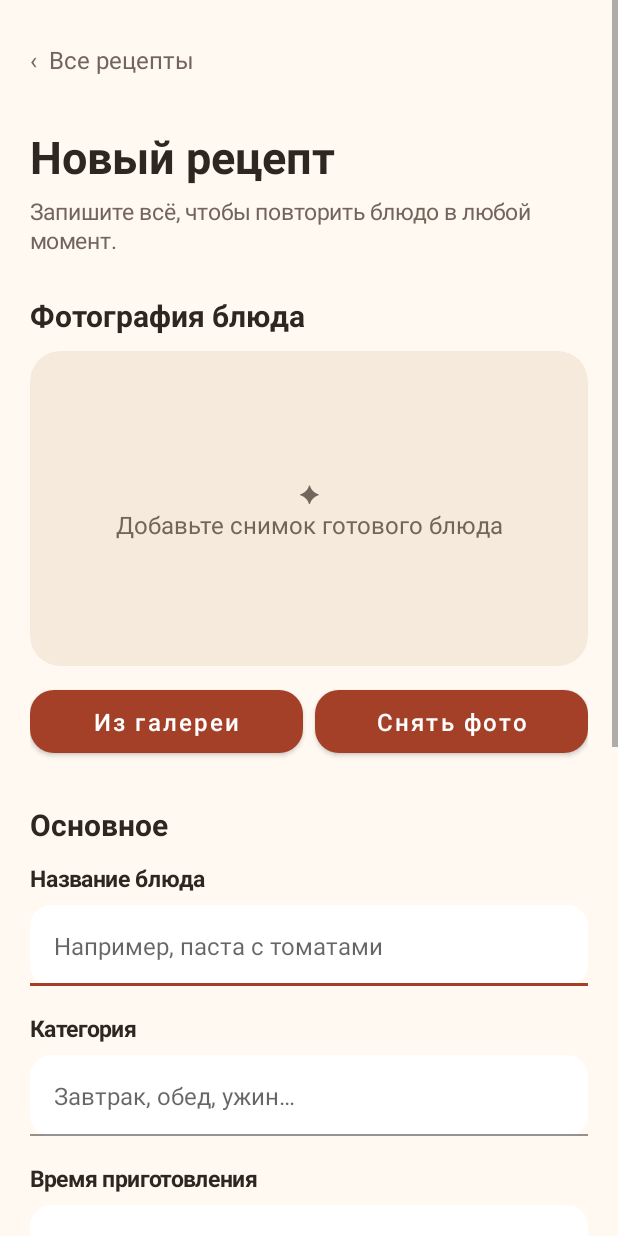
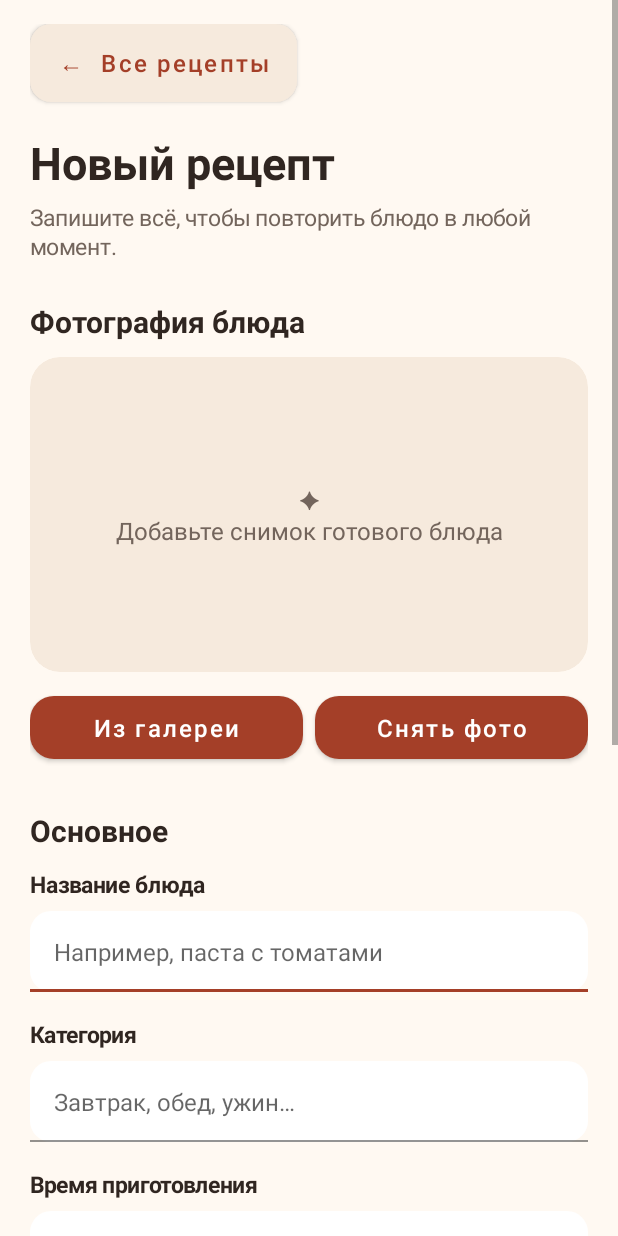
Before and after one commit to sudo-odner/university, an Android app: the screen it shows after launch (EditorActivity), after a tap on "НОВЫЙ РЕЦЕПТ", on a phone screen of 412 x 824 dp. Run offline under Robolectric (Android 15) with nearby library versions, the phone set to English and light mode, and no system bars.

Commit message:
fix(lab4): enlarge and clarify navigation touch targets

```diff
--- a/DSMMP/Lab4/app/src/main/java/com/example/lab4/presentation/catalog/CatalogActivity.java
+++ b/DSMMP/Lab4/app/src/main/java/com/example/lab4/presentation/catalog/CatalogActivity.java
@@ -31,7 +31,7 @@ public class CatalogActivity extends AppCompatActivity {
     private TextView count;
     private EditText search;
     private boolean gridMode;
-    private TextView layoutToggle;
+    private com.google.android.material.button.MaterialButton layoutToggle;
     private List<Recipe> all = new ArrayList<>();
     private android.os.Parcelable scrollState;
     @Override public void onCreate(Bundle state) {
@@ -52,9 +52,12 @@ public class CatalogActivity extends AppCompatActivity {
         LinearLayout heading = new LinearLayout(this); heading.setGravity(Gravity.CENTER_VERTICAL);
         TextView label = Ui.text(this, "Коллекция", 22, true); heading.addView(label, new LinearLayout.LayoutParams(0, -2, 1));
         count = Ui.muted(this, "", 14); heading.addView(count);
-        layoutToggle = Ui.text(this, "▦", 25, false); layoutToggle.setTextColor(Ui.ACCENT);
-        layoutToggle.setGravity(Gravity.CENTER); layoutToggle.setContentDescription("Переключить список и сетку");
-        LinearLayout.LayoutParams toggleParams = new LinearLayout.LayoutParams(Ui.dp(this, 48), Ui.dp(this, 48));
+        layoutToggle = new com.google.android.material.button.MaterialButton(this);
+        layoutToggle.setAllCaps(false); layoutToggle.setTextSize(14); layoutToggle.setTextColor(Ui.ACCENT);
+        layoutToggle.setBackgroundTintList(android.content.res.ColorStateList.valueOf(Ui.SAND));
+        layoutToggle.setCornerRadius(Ui.dp(this, 14)); layoutToggle.setInsetTop(0); layoutToggle.setInsetBottom(0);
+        layoutToggle.setContentDescription("Переключить список и сетку");
+        LinearLayout.LayoutParams toggleParams = new LinearLayout.LayoutParams(Ui.dp(this, 88), Ui.dp(this, 48));
         toggleParams.leftMargin = Ui.dp(this, 12); heading.addView(layoutToggle, toggleParams);
         layoutToggle.setOnClickListener(v -> setGridMode(!gridMode));
         root.addView(heading); Ui.space(root, 14);
@@ -65,7 +68,7 @@ public class CatalogActivity extends AppCompatActivity {
         list.setPadding(0, 0, 0, Ui.dp(this, 84));
         adapter = new RecipeAdapter(id -> startActivity(new Intent(this, DetailActivity.class).putExtra("id", id)));
         list.setAdapter(adapter); adapter.setGridMode(gridMode);
-        layoutToggle.setText(gridMode ? "☰" : "▦"); content.addView(list, new FrameLayout.LayoutParams(-1, -1));
+        layoutToggle.setText(gridMode ? "Список" : "Сетка"); content.addView(list, new FrameLayout.LayoutParams(-1, -1));
         empty = new LinearLayout(this); empty.setOrientation(LinearLayout.VERTICAL); empty.setGravity(Gravity.CENTER);
         empty.setPadding(Ui.dp(this, 24), Ui.dp(this, 30), Ui.dp(this, 24), Ui.dp(this, 30));
         empty.setBackground(Ui.rounded(this, Ui.SAND, 24));
@@ -91,7 +94,7 @@ public class CatalogActivity extends AppCompatActivity {
         gridMode = value; getPreferences(MODE_PRIVATE).edit().putBoolean("grid", value).apply();
         int position = ((LinearLayoutManager)list.getLayoutManager()).findFirstVisibleItemPosition();
         list.setLayoutManager(value ? new GridLayoutManager(this, 2) : new LinearLayoutManager(this));
-        adapter.setGridMode(value); layoutToggle.setText(value ? "☰" : "▦");
+        adapter.setGridMode(value); layoutToggle.setText(value ? "Список" : "Сетка");
         list.getLayoutManager().scrollToPosition(Math.max(0, position));
     }
     private void openEditor() { startActivity(new Intent(this, EditorActivity.class)); }
--- a/DSMMP/Lab4/app/src/main/java/com/example/lab4/presentation/common/Ui.java
+++ b/DSMMP/Lab4/app/src/main/java/com/example/lab4/presentation/common/Ui.java
@@ -35,6 +35,14 @@ public final class Ui {
         b.setCornerRadius(dp(c, 16)); b.setBackgroundTintList(android.content.res.ColorStateList.valueOf(ACCENT));
         b.setTextColor(Color.WHITE); b.setMinHeight(dp(c, 54)); return b;
     }
+    public static MaterialButton backButton(Context c) {
+        MaterialButton b = new MaterialButton(c);
+        b.setText("←  Все рецепты"); b.setAllCaps(false); b.setTextSize(16);
+        b.setTextColor(ACCENT); b.setBackgroundTintList(android.content.res.ColorStateList.valueOf(SAND));
+        b.setCornerRadius(dp(c, 14)); b.setMinWidth(dp(c, 178)); b.setMinHeight(dp(c, 52));
+        b.setInsetTop(0); b.setInsetBottom(0);
+        b.setContentDescription("Вернуться ко всем рецептам"); return b;
+    }
     public static void space(LinearLayout l, int dp) {
         View v = new View(l.getContext()); l.addView(v, new LinearLayout.LayoutParams(1, Ui.dp(l.getContext(), dp)));
     }
--- a/DSMMP/Lab4/app/src/main/java/com/example/lab4/presentation/detail/DetailActivity.java
+++ b/DSMMP/Lab4/app/src/main/java/com/example/lab4/presentation/detail/DetailActivity.java
@@ -49,8 +49,8 @@ public class DetailActivity extends AppCompatActivity {
         getWindow().setStatusBarColor(Ui.CREAM);
         getWindow().getDecorView().setSystemUiVisibility(View.SYSTEM_UI_FLAG_LIGHT_STATUS_BAR);
         ScrollView scroll = new ScrollView(this); LinearLayout root = Ui.column(this); scroll.addView(root);
-        android.widget.TextView back = Ui.muted(this, "‹  Все рецепты", 16);
-        back.setMinHeight(Ui.dp(this, 48)); back.setGravity(android.view.Gravity.CENTER_VERTICAL); root.addView(back); back.setOnClickListener(v -> finish()); Ui.space(root, 18);
+        com.google.android.material.button.MaterialButton back = Ui.backButton(this);
+        root.addView(back, new LinearLayout.LayoutParams(-2, Ui.dp(this, 52))); back.setOnClickListener(v -> finish()); Ui.space(root, 18);
         ImageView image = new ImageView(this); image.setScaleType(ImageView.ScaleType.CENTER_CROP);
         image.setBackground(Ui.rounded(this, Ui.SAND, 22)); image.setClipToOutline(true);
         root.addView(image, new LinearLayout.LayoutParams(-1, Ui.dp(this, 270)));
--- a/DSMMP/Lab4/app/src/main/java/com/example/lab4/presentation/editor/EditorActivity.java
+++ b/DSMMP/Lab4/app/src/main/java/com/example/lab4/presentation/editor/EditorActivity.java
@@ -45,7 +45,7 @@ public class EditorActivity extends AppCompatActivity {
             if (ok && cameraUri != null) choose(cameraUri); else cleanupCamera();
         });
         ScrollView scroll = new ScrollView(this); scroll.setFillViewport(true); LinearLayout root = Ui.column(this); scroll.addView(root);
-        TextView back = Ui.muted(this, "‹  Все рецепты", 16); back.setMinHeight(Ui.dp(this, 48)); back.setGravity(Gravity.CENTER_VERTICAL); root.addView(back); back.setOnClickListener(v -> finish());
+        MaterialButton back = Ui.backButton(this); root.addView(back, new LinearLayout.LayoutParams(-2, Ui.dp(this, 52))); back.setOnClickListener(v -> finish());
         Ui.space(root, 20); root.addView(Ui.text(this, "Новый рецепт", 30, true));
         Ui.space(root, 6); root.addView(Ui.muted(this, "Запишите всё, чтобы повторить блюдо в любой момент.", 15));
         Ui.space(root, 26);
--- a/DSMMP/Lab4/app/src/main/java/com/example/lab4/presentation/photo/PhotoActivity.java
+++ b/DSMMP/Lab4/app/src/main/java/com/example/lab4/presentation/photo/PhotoActivity.java
@@ -17,9 +17,9 @@ public class PhotoActivity extends AppCompatActivity {
         if (path == null || !new File(path).exists()) { finish(); return; }
         FrameLayout frame = new FrameLayout(this); frame.setBackgroundColor(Color.BLACK);
         ZoomImageView image = new ZoomImageView(this); frame.addView(image, new FrameLayout.LayoutParams(-1, -1));
-        MaterialButton back = new MaterialButton(this); back.setText("‹  Назад"); back.setAllCaps(false);
+        MaterialButton back = new MaterialButton(this); back.setText("←  Назад"); back.setAllCaps(false);
         back.setTextColor(Color.WHITE); back.setBackgroundTintList(android.content.res.ColorStateList.valueOf(0xff3b302b));
-        back.setCornerRadius(Ui.dp(this, 16));
+        back.setCornerRadius(Ui.dp(this, 16)); back.setInsetTop(0); back.setInsetBottom(0);
         FrameLayout.LayoutParams params = new FrameLayout.LayoutParams(-2, Ui.dp(this, 48), Gravity.TOP | Gravity.START);
         params.setMargins(Ui.dp(this, 16), Ui.dp(this, 16), 0, 0); frame.addView(back, params);
         back.setOnClickListener(v -> finish()); setContentView(frame);
```
